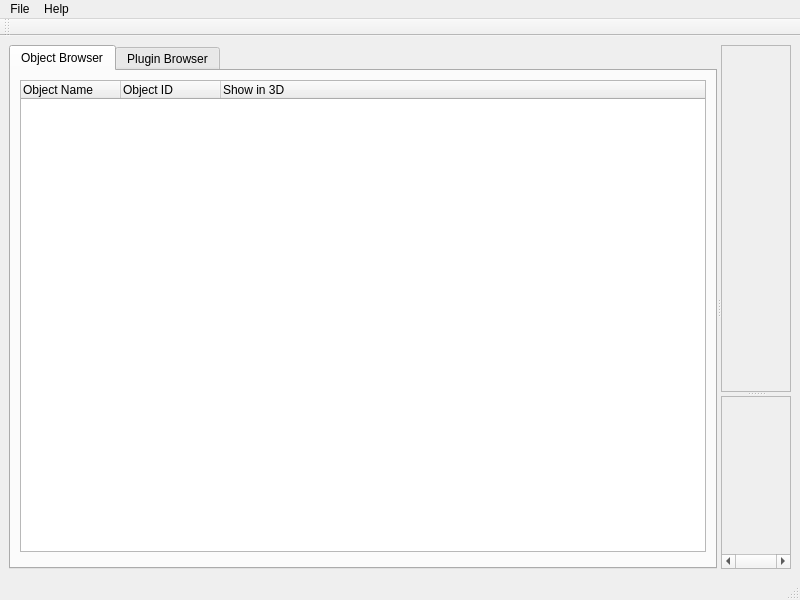
Old version of the form rtUI/rtMainWindow.ui in the repository pengwg/vurtigo.
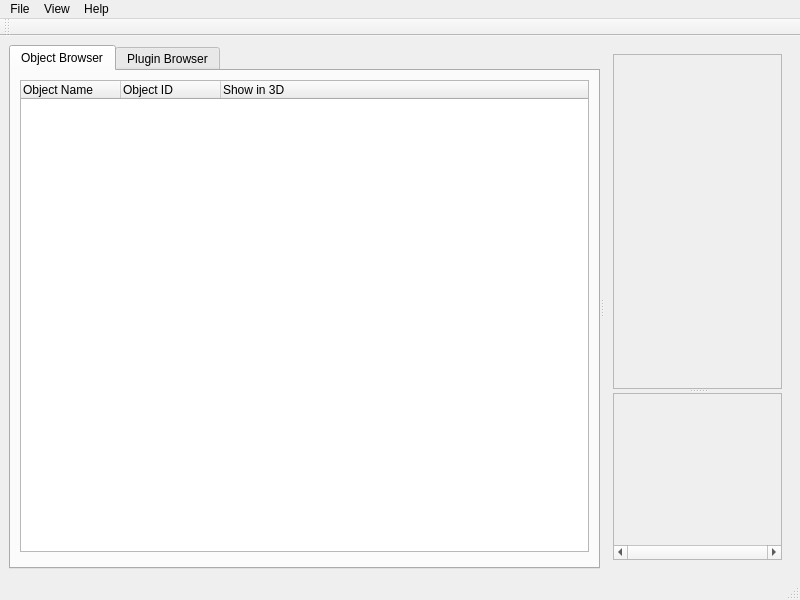
New version of the form.

Commit message:
Added the three view option to the GUI BugID:644 Analysis:
Resolution:

Reviewed by:

The edit to the form file:
```diff
--- a/rtUI/rtMainWindow.ui
+++ b/rtUI/rtMainWindow.ui
@@ -14,7 +14,7 @@
    <string>Vurtigo</string>
   </property>
   <widget class="QWidget" name="mainWinCentralWidget">
-   <layout class="QHBoxLayout" name="horizontalLayout">
+   <layout class="QVBoxLayout" name="verticalLayout_3">
     <item>
      <widget class="QSplitter" name="mainRLSplitter">
       <property name="orientation">
@@ -87,6 +87,10 @@
         </layout>
        </widget>
       </widget>
+      <widget class="QStackedWidget" name="stackedWidget">
+       <widget class="QWidget" name="dualView">
+        <layout class="QHBoxLayout" name="horizontalLayout">
+         <item>
       <widget class="QSplitter" name="mainUDSplitter">
        <property name="orientation">
         <enum>Qt::Vertical</enum>
@@ -114,12 +118,18 @@
           <rect>
            <x>0</x>
            <y>0</y>
-           <width>79</width>
-           <height>174</height>
+               <width>185</width>
+               <height>167</height>
           </rect>
          </property>
         </widget>
        </widget>
+          </widget>
+         </item>
+        </layout>
+       </widget>
+       <widget class="QWidget" name="view3D"/>
+       <widget class="QWidget" name="view2D"/>
       </widget>
      </widget>
     </item>
@@ -146,7 +156,22 @@
      <string>Help</string>
     </property>
    </widget>
+   <widget class="QMenu" name="menuView">
+    <property name="title">
+     <string>View</string>
+    </property>
+    <widget class="QMenu" name="menuLayout">
+     <property name="title">
+      <string>Layout</string>
+     </property>
+     <addaction name="actionMixed"/>
+     <addaction name="action3D_Only"/>
+     <addaction name="action2D_Only"/>
+    </widget>
+    <addaction name="menuLayout"/>
+   </widget>
    <addaction name="menuFile"/>
+   <addaction name="menuView"/>
    <addaction name="menuHelp"/>
   </widget>
   <widget class="QStatusBar" name="statusbar"/>
```
Left out of the diff: 15 changed lines with no effect on the pictures. Lines whose indentation alone changed are shown as unchanged. The commit also changes 2 other files.
